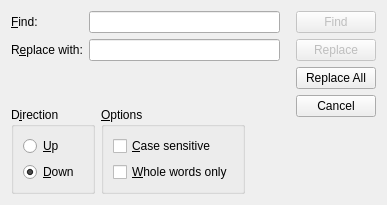
This is tools/release/mcrl2ide/findandreplacedialog.ui in mCRL2org/mCRL2 as Qt 5 draws it before an edit. The edited form follows.
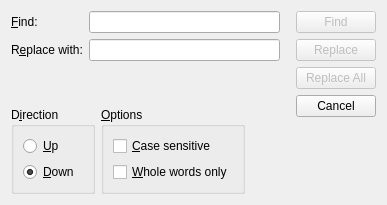
This is the edited form.

The edit to the form file:
```diff
--- a/tools/release/mcrl2ide/findandreplacedialog.ui
+++ b/tools/release/mcrl2ide/findandreplacedialog.ui
@@ -166,7 +166,7 @@
      <item>
       <widget class="QPushButton" name="replaceAllButton">
        <property name="enabled">
-        <bool>true</bool>
+        <bool>false</bool>
        </property>
        <property name="text">
         <string>Replace All</string>
```
